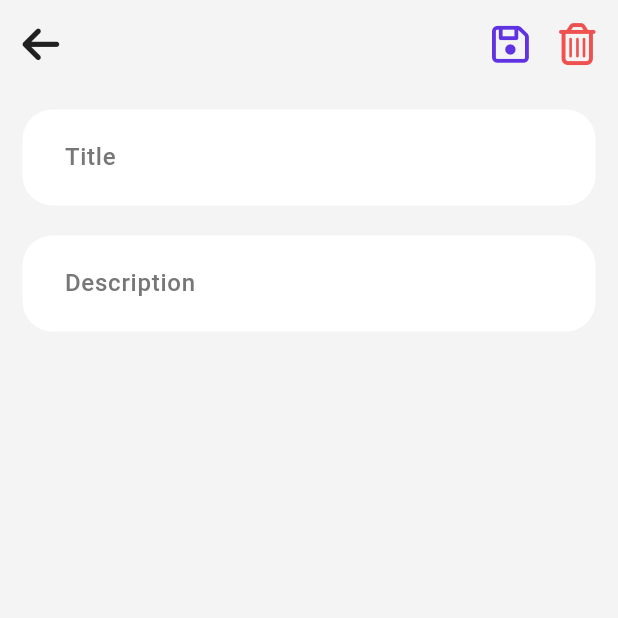
After one commit to tashtemirlan/material_to_do_dart, a Flutter app: the NoteScreen screen opened directly, on a phone screen of 412 x 824 dp, the top half of it. The commit adds this screen. Run offline on Flutter 3.47's test engine with Material 3 defaults, Android fonts, the phone set to English and light mode, and no system bars; our stand-ins replace cached_network_image, dio, dropdown_button2, flutter_svg, fluttertoast, font_awesome_flutter and 5 more; missing offline and left inert: insta_image_viewer; accounts and stored records are empty; generated files the repository leaves out were written again.

Commit message:
Created pages for view , create , update and delete notes.

```diff
--- a/lib/l10n/app_en.arb
+++ b/lib/l10n/app_en.arb
@@ -86,5 +86,13 @@
   "user_with_this_email_not_exist_string" : "User with this email not exist!",
   "login_error_string" : "Login and/or password is incorrect!",
   "cant_get_data" : "Can't get data",
-  "user_created_string" : "User created!"
+  "user_created_string" : "User created!",
+  "title_string" : "Title",
+  "description_string" : "Description",
+
+  "note_created_string" : "Note created!",
+  "note_updated_string" : "Note updated!",
+  "note_deleted_string" : "Note deleted!",
+  "delete_note_string" : "Delete note",
+  "accept_delete_note_string" : "Are you sure? Deleted note can't be restored."
 }
--- a/lib/l10n/app_ru.arb
+++ b/lib/l10n/app_ru.arb
@@ -85,5 +85,13 @@
   "user_with_this_email_not_exist_string" : "Пользователя с такой почтой не существует!",
   "login_error_string" : "Логин и/или пароль неверны!",
   "cant_get_data" : "Не смогли получить данные",
-  "user_created_string" : "Пользователь создан!"
+  "user_created_string" : "Пользователь создан!",
+  "title_string" : "Заголовок",
+  "description_string" : "Описание",
+
+  "note_created_string" : "Заметка создана!",
+  "note_updated_string" : "Заметка обновлена!",
+  "note_deleted_string" : "Заметка удалена!",
+  "delete_note_string" : "Удалить заметку",
+  "accept_delete_note_string" : "Вы уверены? Удаленую заметку нельзя будет восстановить."
 }
--- a/lib/ui_folder/bottom_navigation_folder/create_task_screen.dart
+++ b/lib/ui_folder/bottom_navigation_folder/create_task_screen.dart
@@ -40,7 +40,9 @@ class CreateTaskScreenState extends State<CreateTaskScreen>{
 
   Widget taskGroupSelectWidget(){
     if(taskGroupsList.isEmpty){
-      return Text(
+      return Padding(
+          padding: EdgeInsets.symmetric(horizontal: 10),
+          child: Text(
               AppLocalizations.of(context)!.task_groups_list_empty_string,
               textAlign: TextAlign.center,
               style: GoogleFonts.roboto(textStyle: TextStyle(
@@ -50,6 +52,7 @@ class CreateTaskScreenState extends State<CreateTaskScreen>{
                   letterSpacing: 0.01,
                   decoration: TextDecoration.none
               ))
+          ),
       );
     }
     else{
--- /dev/null
+++ b/lib/ui_folder/notes_folder/note_page.dart
@@ -0,0 +1,362 @@
+import 'package:dio/dio.dart';
+import 'package:flutter/material.dart';
+import 'package:fluttertoast/fluttertoast.dart';
+import 'package:font_awesome_flutter/font_awesome_flutter.dart';
+import 'package:google_fonts/google_fonts.dart';
+import 'package:hive/hive.dart';
+
+import 'package:material_to_do/global_folder/colors.dart' as colors;
+import 'package:material_to_do/global_folder/endpoints.dart' as endpoints;
+import 'package:flutter_gen/gen_l10n/app_localizations.dart';
+
+import '../../data_class_folder/notes_folder/notes_data_class.dart';
+import '../../global_folder/globals.dart';
+import '../skeleton_folder/skeleton.dart';
+
+
+class NoteScreen extends StatefulWidget {
+  final int? id;
+  final bool creation;
+  const NoteScreen({super.key, required this.id, required this.creation});
+
+  @override
+  NoteScreenState createState() => NoteScreenState();
+}
+
+class NoteScreenState extends State<NoteScreen>{
+
+  bool dataGet = false;
+
+  TextEditingController textTitleController = TextEditingController();
+  TextEditingController textDescriptionController = TextEditingController();
+  bool textTitleBool = false;
+  bool textDescriptionBool = false;
+
+  Widget noteTitleWidget(double width){
+    return SizedBox(
+      width: width,
+      child: TextFormField(
+        controller: textTitleController,
+        autovalidateMode: AutovalidateMode.onUserInteraction,
+        keyboardType: TextInputType.text,
+        decoration:  InputDecoration(
+            enabledBorder: OutlineInputBorder(
+                borderSide: const BorderSide(color: Colors.transparent),
+                borderRadius: BorderRadius.circular(20)
+            ),
+            focusedBorder: OutlineInputBorder(
+                borderSide: const BorderSide(color: Colors.transparent),
+                borderRadius: BorderRadius.circular(20)
+            ),
+            errorBorder: OutlineInputBorder(
+                borderSide: BorderSide(color: colors.errorTextFormFieldColor),
+                borderRadius: BorderRadius.circular(20)
+            ),
+            focusedErrorBorder: OutlineInputBorder(
+                borderSide: BorderSide(color: colors.errorTextFormFieldColor),
+                borderRadius: BorderRadius.circular(20)
+            ),
+            contentPadding: const EdgeInsets.only(left: 24, right: 18, top: 20, bottom: 20),
+            hintStyle: TextStyle(fontSize: 16 , color: colors.weightColor, fontWeight: FontWeight.w500),
+            hintText: AppLocalizations.of(context)!.please_enter_text,
+            labelText: AppLocalizations.of(context)!.title_string,
+            labelStyle: TextStyle(fontSize: 16 , color: colors.weightColor, fontWeight: FontWeight.w500),
+            fillColor: Colors.white,
+            filled: true,
+            errorStyle: TextStyle(
+                fontSize: 12,
+                color: colors.errorTextFormFieldColor
+            ),
+            errorMaxLines: 1,
+            suffixIcon: (textTitleController.text.isEmpty)? const SizedBox() : (textTitleBool)?
+            Padding(padding: const EdgeInsets.only(top: 10), child: FaIcon(FontAwesomeIcons.solidCircleCheck, color: colors.circleCheckColor, size: 24,),)
+                :
+            Padding(padding: const EdgeInsets.only(top: 10), child: FaIcon(FontAwesomeIcons.circleExclamation, color: colors.errorTextFormFieldColor, size: 24,),)
+
+        ),
+        style: GoogleFonts.roboto(textStyle: TextStyle(fontSize: 16 , fontWeight: FontWeight.w600 , color: colors.darkBlack)),
+        validator: (String?value){
+          if(value!.length < 5){
+            return AppLocalizations.of(context)!.empty_field_string;
+          }
+          return null;
+        },
+        onChanged: (val){
+          if(val.length<2){
+            setState(() {
+              textTitleBool = false;
+            });
+          }
+          else{
+            setState(() {
+              textTitleBool = true;
+            });
+          }
+        },
+      ),
+    );
+
+  }
+
+  Widget noteDescriptionWidget(double width){
+    return SizedBox(
+      width: width,
+      child: TextFormField(
+        controller: textDescriptionController,
+        autovalidateMode: AutovalidateMode.onUserInteraction,
+        keyboardType: TextInputType.multiline,
+        maxLines: null,
+        decoration:  InputDecoration(
+            enabledBorder: OutlineInputBorder(
+                borderSide: const BorderSide(color: Colors.transparent),
+                borderRadius: BorderRadius.circular(20)
+            ),
+            focusedBorder: OutlineInputBorder(
+                borderSide: const BorderSide(color: Colors.transparent),
+                borderRadius: BorderRadius.circular(20)
+            ),
+            errorBorder: OutlineInputBorder(
+                borderSide: BorderSide(color: colors.errorTextFormFieldColor),
+                borderRadius: BorderRadius.circular(20)
+            ),
+            focusedErrorBorder: OutlineInputBorder(
+                borderSide: BorderSide(color: colors.errorTextFormFieldColor),
+                borderRadius: BorderRadius.circular(20)
+            ),
+            contentPadding: const EdgeInsets.only(left: 24, right: 18, top: 20, bottom: 20),
+            hintStyle: TextStyle(fontSize: 16 , color: colors.weightColor, fontWeight: FontWeight.w500),
+            hintText: AppLocalizations.of(context)!.please_enter_text,
+            labelText: AppLocalizations.of(context)!.description_string,
+            labelStyle: TextStyle(fontSize: 16 , color: colors.weightColor, fontWeight: FontWeight.w500),
+            fillColor: Colors.white,
+            filled: true,
+            errorStyle: TextStyle(
+                fontSize: 12,
+                color: colors.errorTextFormFieldColor
+            ),
+            errorMaxLines: 1,
+            suffixIcon: (textDescriptionController.text.isEmpty)? const SizedBox() : (textDescriptionBool)?
+            Padding(padding: const EdgeInsets.only(top: 10), child: FaIcon(FontAwesomeIcons.solidCircleCheck, color: colors.circleCheckColor, size: 24,),)
+                :
+            Padding(padding: const EdgeInsets.only(top: 10), child: FaIcon(FontAwesomeIcons.circleExclamation, color: colors.errorTextFormFieldColor, size: 24,),)
+
+        ),
+        style: GoogleFonts.roboto(textStyle: TextStyle(fontSize: 16 , fontWeight: FontWeight.w600 , color: colors.darkBlack)),
+        validator: (String?value){
+          if(value!.length < 2){
+            return AppLocalizations.of(context)!.empty_field_string;
+          }
+          return null;
+        },
+        onChanged: (val){
+          if(val.length<5){
+            setState(() {
+              textDescriptionBool = false;
+            });
+          }
+          else{
+            setState(() {
+              textDescriptionBool = true;
+            });
+          }
+        },
+      ),
+    );
+  }
+
+  Future<void> getNoteData() async{
+    textTitleController.text = "Title";
+    textDescriptionController.text = "Lorem ipsum dolor sit amet, consectetur adipiscing elit, sed do eiusmod tempor incididunt ut labore et dolore magna aliqua. Ut enim ad minim veniam, quis nostrud exercitation ullamco laboris nisi ut aliquip ex ea commodo consequat. Duis aute irure dolor in reprehenderit in voluptate velit esse cillum dolore eu fugiat nulla pariatur. Excepteur sint occaecat cupidatat non proident, sunt in culpa qui officia deserunt mollit anim id est laborum.";
+    textDescriptionBool = true;
+    textTitleBool = true;
+  }
+
+  Future<void> saveNote() async{
+    if(widget.creation == true){
+      await createNote();
+    }
+    else{
+      await updateNote();
+    }
+  }
+
+  Future<void> createNote() async{
+    Fluttertoast.showToast(
+      msg: AppLocalizations.of(context)!.note_created_string,
+      toastLength: Toast.LENGTH_SHORT,
+      gravity: ToastGravity.BOTTOM, // Position of the toast on the screen
+      backgroundColor: Colors.white, // Background color of the toast
+      textColor: Colors.black,
+    );
+  }
+
+  Future<void> updateNote() async{
+    Fluttertoast.showToast(
+      msg: AppLocalizations.of(context)!.note_updated_string,
+      toastLength: Toast.LENGTH_SHORT,
+      gravity: ToastGravity.BOTTOM, // Position of the toast on the screen
+      backgroundColor: Colors.white, // Background color of the toast
+      textColor: Colors.black,
+    );
+  }
+
+  Future<void> deleteNote() async{
+    Fluttertoast.showToast(
+      msg: AppLocalizations.of(context)!.note_deleted_string,
+      toastLength: Toast.LENGTH_SHORT,
+      gravity: ToastGravity.BOTTOM, // Position of the toast on the screen
+      backgroundColor: Colors.white, // Background color of the toast
+      textColor: Colors.black,
+    );
+  }
+
+  void deleteAlertDialog(){
+    showDialog(
+      context: context,
+      builder: (BuildContext context) {
+        return AlertDialog(
+          backgroundColor: Colors.white,
+          shape: RoundedRectangleBorder(
+            borderRadius: BorderRadius.circular(28.0),
+          ),
+          title: Text(
+              AppLocalizations.of(context)!.delete_note_string , textAlign: TextAlign.center,
+              style: GoogleFonts.roboto(textStyle: TextStyle(
+                  fontSize: 24, color: colors.darkBlack, fontWeight: FontWeight.w500 , letterSpacing: 0.1
+              ))
+          ),
+          content: Text(
+              AppLocalizations.of(context)!.accept_delete_note_string ,  textAlign: TextAlign.start,
+              style:  GoogleFonts.roboto(textStyle: TextStyle(
+                  fontSize: 14, color: colors.darkBlack, fontWeight: FontWeight.w500 , letterSpacing: 0.1
+              ))
+          ),
+          actionsPadding: const EdgeInsets.symmetric(horizontal: 0, vertical: 0),
+          actions: [
+            Padding(
+              padding: const EdgeInsets.symmetric(horizontal: 16,vertical: 0),
+              child: Row(
+                mainAxisAlignment: MainAxisAlignment.end,
+                children: [
+                  TextButton(
+                      onPressed: ()async{
+                        Navigator.pop(context);
+                      },
+                      child: Padding(
+                        padding: const EdgeInsets.symmetric(vertical: 14, horizontal: 12),
+                        child: Text(
+                            AppLocalizations.of(context)!.no_string,
+                            style: TextStyle(
+                                fontSize: 14, color: colors.darkBlack, fontWeight: FontWeight.w500 , letterSpacing: 0.1
+                            )
+                        ),
+                      )
+                  ),
+                  const SizedBox(width: 8,),
+                  TextButton(
+                      onPressed: () async{
+                        await deleteNote();
+                        Navigator.pop(context);
+                        Navigator.pop(context);
+                      },
+                      child: Padding(
+                        padding: const EdgeInsets.symmetric(vertical: 14, horizontal: 12),
+                        child: Text(
+                            AppLocalizations.of(context)!.yes_string,
+                            style: GoogleFonts.roboto(textStyle:  TextStyle(
+                                fontSize: 14, color: colors.errorTextFormFieldColor, fontWeight: FontWeight.w500 , letterSpacing: 0.1
+                            ))
+                        ),
+                      )
+                  )
+                ],
+              ),
+            )
+          ],
+        );
+      },
+    );
+  }
+
+  Future<void> initVoid() async{
+    if(widget.creation == false){
+      await getNoteData();
+    }
+    setState(() {
+      dataGet = true;
+    });
+  }
+
+  @override
+  void dispose() {
+    super.dispose();
+  }
+
+  @override
+  void initState() {
+    super.initState();
+    initVoid();
+  }
+
+
+  @override
+  Widget build(BuildContext context) {
+    double width = MediaQuery.of(context).size.width;
+    double height = MediaQuery.of(context).size.height;
+    double statusBarHeight = MediaQuery.of(context).padding.top;
+    return Scaffold(
+        body: Container(
+            width: width,
+            height: height,
+            color: colors.scaffoldColor,
+            child: Padding(
+              padding: EdgeInsets.only(top: statusBarHeight),
+              child: SingleChildScrollView(
+                padding: EdgeInsets.zero,
+                physics: BouncingScrollPhysics(),
+                child: Padding(
+                  padding: EdgeInsets.symmetric(horizontal: 15),
+                  child: Column(
+                    mainAxisAlignment: MainAxisAlignment.start,
+                    crossAxisAlignment: CrossAxisAlignment.start,
+                    children: [
+                      const SizedBox(height: 15,),
+                      Row(
+                        children: [
+                          GestureDetector(
+                            onTap: () async{
+                              await saveNote();
+                              Navigator.of(context).pop();
+                            },
+                            child: FaIcon(FontAwesomeIcons.arrowLeft, color: colors.darkBlack, size: 28,),
+                          ),
+                          Spacer(),
+                          GestureDetector(
+                            onTap: () async{
+                              await saveNote();
+                            },
+                            child: FaIcon(FontAwesomeIcons.floppyDisk, color: colors.mainColor, size: 28,),
+                          ),
+                          const SizedBox(width: 20,),
+                          GestureDetector(
+                            onTap: (){
+                              deleteAlertDialog();
+                            },
+                            child: FaIcon(FontAwesomeIcons.trashCan, color: colors.errorTextFormFieldColor, size: 28,),
+                          ),
+                        ],
+                      ),
+                      const SizedBox(height: 30,),
+                      noteTitleWidget(width),
+                      const SizedBox(height: 20,),
+                      noteDescriptionWidget(width),
+                      SizedBox(height: bottomNavBarHeight+40,)
+                    ],
+                  ),
+                ),
+              ),
+            )
+        )
+    );
+  }
+}
--- a/lib/ui_folder/start_folder/login_folder/login_screen_boarding.dart
+++ b/lib/ui_folder/start_folder/login_folder/login_screen_boarding.dart
@@ -177,7 +177,10 @@ class LoginPageState extends State<LoginPage> {
         child: ElevatedButton(
             onPressed: () async{
               if(formLogin.currentState!.validate()){
-                await login(emailController.text, passwordController.text);
+                //await login(emailController.text, passwordController.text);
+                Navigator.of(context).pushReplacement(CupertinoPageRoute(
+                  builder: (BuildContext context) => const BottomNavBar(position: 0,),
+                ));
               }
             },
             style: ButtonStyle(
```
Also changed, not shown: lib/ui_folder/bottom_navigation_folder/notes_screen.dart (+12 -1 lines). Lines whose indentation alone changed are shown as unchanged.
